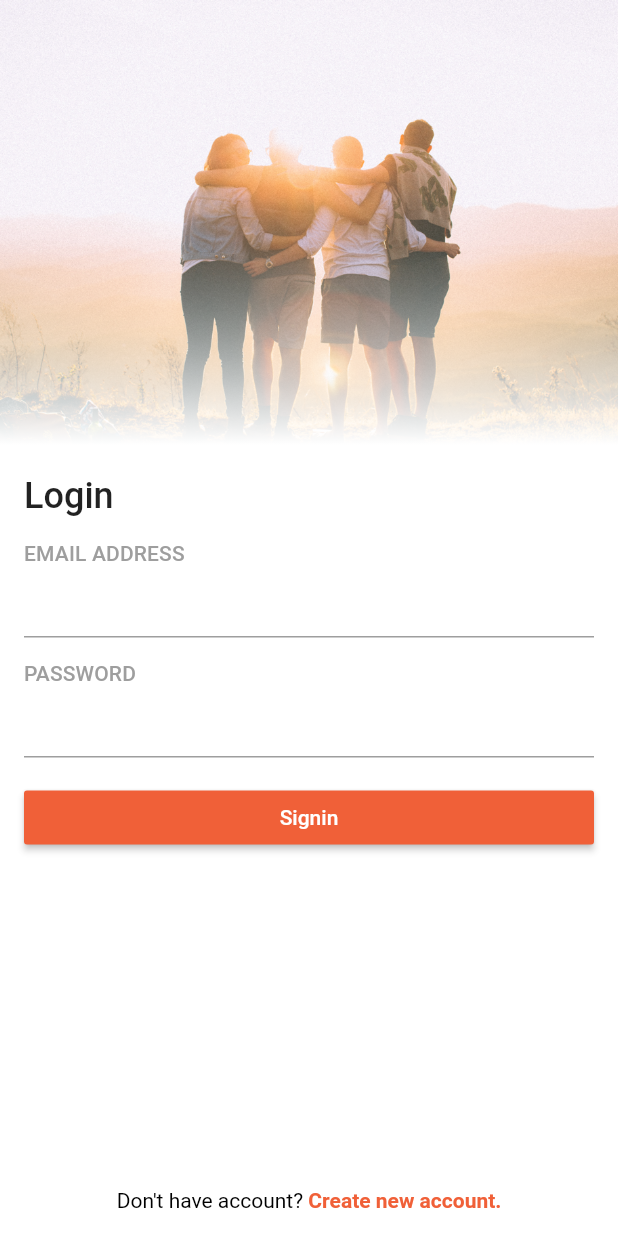
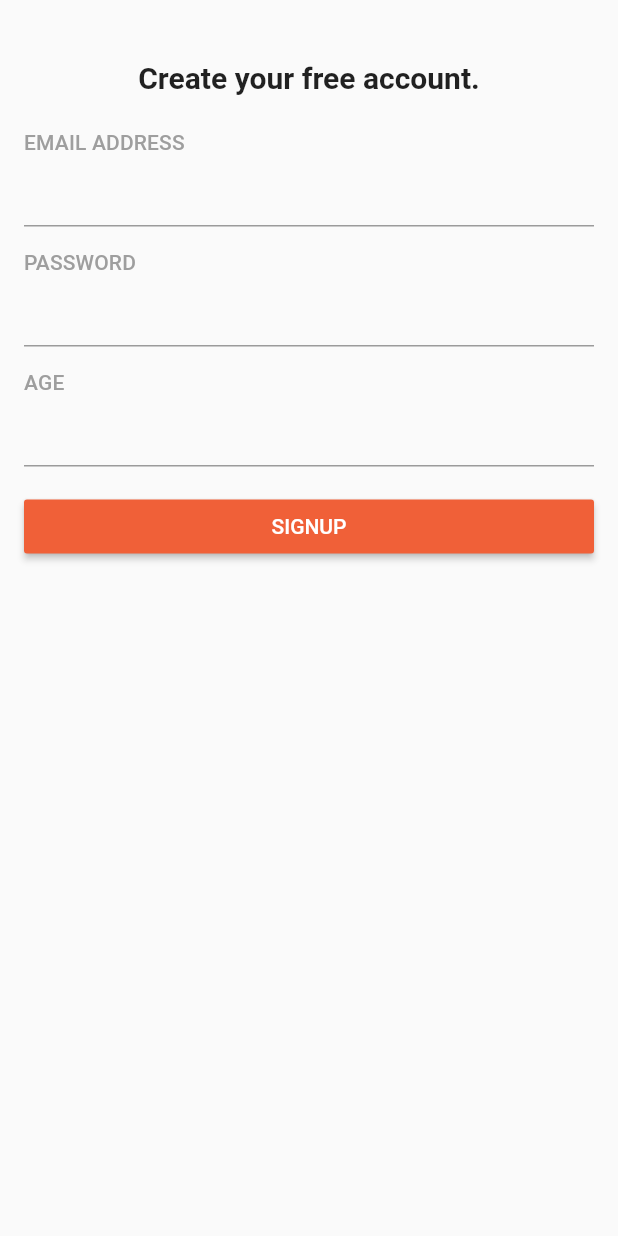
Before and after one commit to CoderJava/Flutter-OAuth, a Flutter app: the screen it shows after launch, after a tap on an icon or button, on a phone screen of 412 x 824 dp. Run offline on Flutter 3.47's test engine with Material 2 defaults, Android fonts, the phone set to English and light mode, and no system bars; our stand-ins replace bloc, dio, flutter_bloc, shared_preferences; generated files the repository leaves out were written again.

Commit message:
Created register feature

```diff
--- /dev/null
+++ b/lib/src/bloc/register/register_bloc.dart
@@ -0,0 +1,58 @@
+import 'package:bloc/bloc.dart';
+import 'package:flutter_sample_oauth/src/api/api_auth_repository.dart';
+import 'package:flutter_sample_oauth/src/model/diagnostic/diagnostic.dart';
+import 'package:flutter_sample_oauth/src/model/register/register.dart';
+
+abstract class RegisterState {}
+
+class RegisterInitial extends RegisterState {}
+
+class RegisterLoading extends RegisterState {}
+
+class RegisterFailure extends RegisterState {
+  final String error;
+
+  RegisterFailure(this.error);
+}
+
+class RegisterSuccess extends RegisterState {}
+
+class RegisterEvent {
+  final Register register;
+
+  RegisterEvent(this.register);
+}
+
+class RegisterBloc extends Bloc<RegisterEvent, RegisterState> {
+  final ApiAuthRepository apiAuthRepository = ApiAuthRepository();
+
+  @override
+  RegisterState get initialState => RegisterInitial();
+
+  @override
+  Stream<RegisterState> mapEventToState(RegisterEvent event) async* {
+    Register register = event.register;
+    String username = register.username;
+    String password = register.password;
+    int age = register.age;
+    if (username == null || username.isEmpty) {
+      print('username is required');
+      yield RegisterFailure('Username is required');
+      return;
+    } else if (password == null || password.isEmpty) {
+      yield RegisterFailure('Password is required');
+      return;
+    } else if (age <= 0) {
+      yield RegisterFailure('Age must be greater than 0');
+      return;
+    }
+    yield RegisterLoading();
+    Diagnostic diagnostic = await apiAuthRepository.postRegisterUser(register);
+    if (diagnostic.error != null) {
+      yield RegisterFailure('${diagnostic.error}');
+      return;
+    }
+    yield RegisterSuccess();
+  }
+
+}
--- a/lib/src/ui/app.dart
+++ b/lib/src/ui/app.dart
@@ -1,5 +1,6 @@
 import 'package:flutter/material.dart';
 import 'package:flutter_sample_oauth/src/ui/login/login_screen.dart';
+import 'package:flutter_sample_oauth/src/ui/register/register_screen.dart';
 
 class App extends StatelessWidget {
   @override
@@ -9,6 +10,10 @@ class App extends StatelessWidget {
         primaryColor: Color(0xFFF06038),
       ),
       home: LoginScreen(),
+      routes: {
+        '/login_screen': (context) => LoginScreen(),
+        '/register_screen': (context) => RegisterScreen()
+      },
     );
   }
 }
--- a/lib/src/ui/login/login_screen.dart
+++ b/lib/src/ui/login/login_screen.dart
@@ -10,6 +10,7 @@ class LoginScreen extends StatelessWidget {
 
     return Scaffold(
       body: Container(
+        padding: EdgeInsets.only(bottom: paddingBottom > 0 ? paddingBottom : 16.0),
         color: Colors.white,
         height: double.infinity,
         child: Stack(
@@ -18,13 +19,12 @@ class LoginScreen extends StatelessWidget {
             _buildWidgetOverlayBackgroundImageHeader(heightScreen),
             _buildWidgetRectangleWhite(heightScreen),
             Padding(
-              padding: EdgeInsets.only(
-                left: 16.0,
-                right: 16.0,
-                bottom: paddingBottom > 0 ? paddingBottom : 16.0,
-              ),
+              padding: EdgeInsets.symmetric(horizontal: 16.0),
               child: Column(
                 crossAxisAlignment: CrossAxisAlignment.start,
+                children: <Widget>[
+                  Expanded(
+                    child: ListView(
                       children: <Widget>[
                         _buildWidgetSizedBox(heightScreen / 2.6),
                         _buildWidgetTitleLogin(context),
@@ -36,6 +36,9 @@ class LoginScreen extends StatelessWidget {
                         _buildWidgetTextFieldPassword(),
                         _buildWidgetSizedBox(16.0),
                         _buildWidgetButtonSignin(context),
+                      ],
+                    ),
+                  ),
                   _buildWidgetLabelCreateNewAccount(context),
                 ],
               ),
@@ -47,14 +50,11 @@ class LoginScreen extends StatelessWidget {
   }
 
   Widget _buildWidgetLabelCreateNewAccount(BuildContext context) {
-    return Expanded(
-      child: Stack(
-        children: <Widget>[
-          Align(
-            alignment: Alignment.bottomCenter,
+    return Align(
+      alignment: Alignment.center,
       child: GestureDetector(
         onTap: () {
-                // TODO: do something in here
+          Navigator.pushNamed(context, '/register_screen');
         },
         child: RichText(
           text: TextSpan(
@@ -73,9 +73,6 @@ class LoginScreen extends StatelessWidget {
             ],
           ),
         ),
-            ),
-          ),
-        ],
       ),
     );
   }
--- /dev/null
+++ b/lib/src/ui/register/register_screen.dart
@@ -0,0 +1,220 @@
+import 'dart:io';
+
+import 'package:flutter/cupertino.dart';
+import 'package:flutter/material.dart';
+import 'package:flutter_bloc/flutter_bloc.dart';
+import 'package:flutter_sample_oauth/src/bloc/register/register_bloc.dart';
+import 'package:flutter_sample_oauth/src/model/register/register.dart';
+
+class RegisterScreen extends StatelessWidget {
+  final RegisterBloc _registerBloc = RegisterBloc();
+  final TextEditingController _controllerUsername = TextEditingController();
+  final TextEditingController _controllerPassword = TextEditingController();
+  final TextEditingController _controllerAge = TextEditingController();
+
+  @override
+  Widget build(BuildContext context) {
+    return Scaffold(
+      body: BlocProvider<RegisterBloc>(
+        create: (context) => _registerBloc,
+        child: BlocListener<RegisterBloc, RegisterState>(
+          listener: (context, state) {
+            if (state is RegisterFailure) {
+              showDialog(
+                  context: context,
+                  builder: (context) {
+                    String title = 'Oops...';
+                    String content = state.error;
+                    if (Platform.isIOS) {
+                      return CupertinoAlertDialog(
+                        title: Text(title),
+                        content: Text(content),
+                        actions: <Widget>[
+                          CupertinoDialogAction(
+                            child: Text('Try Again'),
+                            onPressed: () => Navigator.pop(context),
+                          ),
+                        ],
+                      );
+                    } else {
+                      return AlertDialog(
+                        title: Text(title),
+                        content: Text(content),
+                        actions: <Widget>[
+                          FlatButton(
+                            child: Text('Try Again'),
+                            onPressed: () => Navigator.pop(context),
+                          )
+                        ],
+                      );
+                    }
+                  });
+            } else if (state is RegisterSuccess) {
+              showDialog(
+                context: context,
+                builder: (context) {
+                  String title = 'Info';
+                  String content = 'Register successfully';
+                  if (Platform.isIOS) {
+                    return CupertinoAlertDialog(
+                      title: Text(title),
+                      content: Text(content),
+                      actions: <Widget>[
+                        CupertinoDialogAction(
+                          child: Text('Ok'),
+                          onPressed: () {
+                            Navigator.pushNamedAndRemoveUntil(context, '/login_screen', (r) => false);
+                          },
+                        ),
+                      ],
+                    );
+                  } else {
+                    return AlertDialog(
+                      title: Text(title),
+                      content: Text(content),
+                      actions: <Widget>[
+                        FlatButton(
+                          child: Text('Ok'),
+                          onPressed: () {
+                            Navigator.pushNamedAndRemoveUntil(context, '/login_screen', (r) => false);
+                          },
+                        )
+                      ],
+                    );
+                  }
+                },
+              );
+            }
+          },
+          child: Container(
+            width: double.infinity,
+            height: double.infinity,
+            child: Stack(
+              children: <Widget>[
+                Padding(
+                  padding: const EdgeInsets.all(16.0),
+                  child: Column(
+                    crossAxisAlignment: CrossAxisAlignment.start,
+                    children: <Widget>[
+                      _buildWidgetSizedBox(24.0),
+                      _buildWidgetTitle(context),
+                      _buildWidgetSizedBox(24.0),
+                      _buildWidgetLabel(context, 'EMAIL ADDRESS'),
+                      _buildWidgetTextFieldEmailAddress(),
+                      _buildWidgetSizedBox(16.0),
+                      _buildWidgetLabel(context, 'PASSWORD'),
+                      _buildWidgetTextFieldPassword(),
+                      _buildWidgetSizedBox(16.0),
+                      _buildWidgetLabel(context, 'AGE'),
+                      _buildWidgetTextFieldAge(),
+                      _buildWidgetSizedBox(16.0),
+                      _buildWidgetButtonSignup(context),
+                    ],
+                  ),
+                ),
+                _buildWidgetLoading(),
+              ],
+            ),
+          ),
+        ),
+      ),
+    );
+  }
+
+  Widget _buildWidgetTextFieldAge() {
+    return TextField(
+      controller: _controllerAge,
+      keyboardType: TextInputType.number,
+    );
+  }
+
+  Widget _buildWidgetLoading() {
+    return BlocBuilder<RegisterBloc, RegisterState>(
+      builder: (context, state) {
+        if (state is RegisterLoading) {
+          return Container(
+            color: Colors.black.withOpacity(0.7),
+            width: double.infinity,
+            height: double.infinity,
+            child: Center(
+              child: Container(
+                width: 128.0,
+                height: 128.0,
+                decoration: BoxDecoration(
+                  color: Colors.white,
+                  borderRadius: BorderRadius.all(
+                    Radius.circular(8.0),
+                  ),
+                ),
+                child: Center(
+                  child: Platform.isIOS ? CupertinoActivityIndicator() : CircularProgressIndicator(),
+                ),
+              ),
+            ),
+          );
+        } else {
+          return Container();
+        }
+      },
+    );
+  }
+
+  Widget _buildWidgetButtonSignup(BuildContext context) {
+    return SizedBox(
+      width: double.infinity,
+      child: RaisedButton(
+        child: Text(
+          'SIGNUP',
+          style: TextStyle(color: Colors.white),
+        ),
+        color: Theme.of(context).primaryColor,
+        onPressed: () {
+          String username = _controllerUsername.text.trim();
+          String password = _controllerPassword.text.trim();
+          String strAge = _controllerAge.text.trim();
+          int age = strAge.isEmpty ? 0 : int.parse(strAge);
+          _registerBloc.add(RegisterEvent(Register(age, username, password)));
+        },
+      ),
+    );
+  }
+
+  Widget _buildWidgetTextFieldPassword() {
+    return TextField(
+      controller: _controllerPassword,
+      keyboardType: TextInputType.text,
+      obscureText: true,
+    );
+  }
+
+  Widget _buildWidgetTextFieldEmailAddress() {
+    return TextField(
+      controller: _controllerUsername,
+      keyboardType: TextInputType.emailAddress,
+    );
+  }
+
+  Widget _buildWidgetLabel(BuildContext context, String label) {
+    return Text(
+      label,
+      style: Theme.of(context).textTheme.subtitle.merge(
+            TextStyle(
+              color: Colors.grey,
+            ),
+          ),
+    );
+  }
+
+  Widget _buildWidgetTitle(BuildContext context) {
+    return Center(
+      child: Text(
+        'Create your free account.',
+        style: Theme.of(context).textTheme.title.merge(
+              TextStyle(fontWeight: FontWeight.bold),
+            ),
+      ),
+    );
+  }
+
+  Widget _buildWidgetSizedBox(double height) => SizedBox(height: height);
+}
--- a/pubspec.yaml
+++ b/pubspec.yaml
@@ -20,6 +20,9 @@ dependencies:
   # Flutter plugin for reading and writing
   shared_preferences: ^0.5.4+8
 
+  # Flutter widgets that make it easy to implement the BLoC design pattern.
+  flutter_bloc: ^2.1.1
+
 dev_dependencies:
   flutter_test:
     sdk: flutter
```
Also changed, not shown: lib/src/model/diagnostic/diagnostic.g.dart (added), lib/src/model/login/login_body.g.dart (added), lib/src/model/refreshtoken/refresh_token_body.g.dart (added), lib/src/model/register/register.g.dart (added), lib/src/model/token/token.g.dart (added), lib/src/model/user/user.g.dart (added), pubspec.lock. Lines whose indentation alone changed are shown as unchanged.
